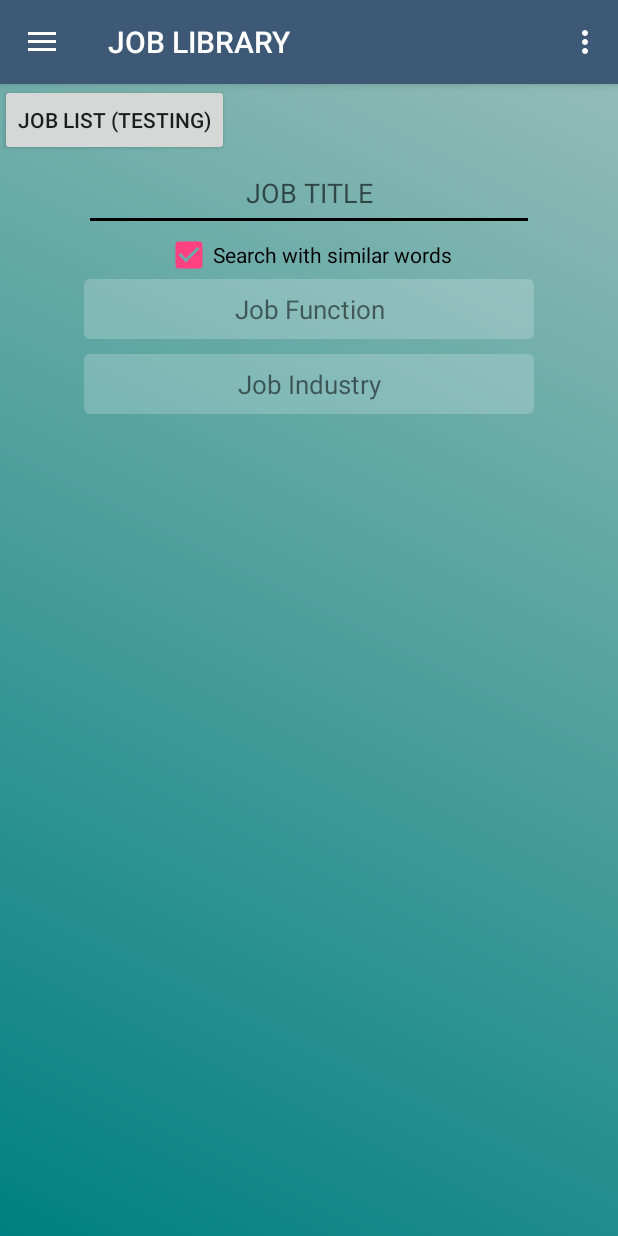
After one commit to on999you/JobLibrary, an Android app: the SearchJobsActivity screen opened directly, with no data from a screen before it, on a phone screen of 412 x 824 dp. The commit adds this screen. Run offline under Robolectric (Android 15) with nearby library versions, the phone set to English and light mode, and no system bars; libraries missing offline, so code that uses them is left out: com.afollestad.materialdialogs.

Commit message:
Add search jobs layout

```diff
--- a/app/src/main/AndroidManifest.xml
+++ b/app/src/main/AndroidManifest.xml
@@ -68,6 +68,7 @@
         <activity
             android:name=".activity.SalaryReportActivity"
             android:label="Salary Report" />
+        <activity android:name=".activity.SearchJobsActivity"></activity>
     </application>
 
 </manifest>
--- a/app/src/main/java/com/example/dennislam/myapplication/activity/MainPageActivity.java
+++ b/app/src/main/java/com/example/dennislam/myapplication/activity/MainPageActivity.java
@@ -23,7 +23,7 @@ public class MainPageActivity extends BaseActivity {
     }
 
     public void passToJobList(View v){
-        Intent intent = new Intent(getBaseContext(), JobListActivity.class);
+        Intent intent = new Intent(getBaseContext(), SearchJobsActivity.class);
         startActivity(intent);
     }
 
--- /dev/null
+++ b/app/src/main/java/com/example/dennislam/myapplication/activity/SearchJobsActivity.java
@@ -0,0 +1,25 @@
+package com.example.dennislam.myapplication.activity;
+
+import android.content.Intent;
+import android.support.v7.app.AppCompatActivity;
+import android.os.Bundle;
+import android.view.LayoutInflater;
+import android.view.View;
+
+import com.example.dennislam.myapplication.R;
+
+public class SearchJobsActivity extends BaseActivity {
+
+    @Override
+    protected void onCreate(Bundle savedInstanceState) {
+        super.onCreate(savedInstanceState);
+        LayoutInflater inflater = (LayoutInflater) this.getSystemService(LAYOUT_INFLATER_SERVICE);
+        View contentView = inflater.inflate(R.layout.activity_search_jobs, null, false);
+        mDrawer.addView(contentView, 0);
+    }
+
+    public void testing(View view){
+        Intent intent = new Intent(getBaseContext(), JobListActivity.class);
+        startActivity(intent);
+    }
+}
--- /dev/null
+++ b/app/src/main/res/layout/activity_search_jobs.xml
@@ -0,0 +1,58 @@
+<?xml version="1.0" encoding="utf-8"?>
+<LinearLayout xmlns:android="http://schemas.android.com/apk/res/android"
+    xmlns:tools="http://schemas.android.com/tools"
+    android:id="@+id/activity_search_jobs"
+    android:layout_width="match_parent"
+    android:layout_height="match_parent"
+    android:orientation="vertical"
+    android:paddingTop="?attr/actionBarSize"
+    android:background="@drawable/testingbg"
+    tools:context="com.example.dennislam.myapplication.activity.SearchJobsActivity">
+
+    <Button
+        android:onClick="testing"
+        android:layout_width="wrap_content"
+        android:layout_height="wrap_content"
+        android:text="job list (testing)"/>
+
+    <EditText
+        android:id="@+id/jobTitleField"
+        android:layout_width="300dp"
+        android:layout_height="50dp"
+        android:hint="JOB TITLE"
+        android:layout_gravity="center"
+        android:gravity="center"
+        android:backgroundTint="#000000" />
+
+    <CheckBox
+        android:id="@+id/similarCheckBox"
+        android:layout_width="wrap_content"
+        android:layout_height="wrap_content"
+        android:text="Search with similar words"
+        android:layout_gravity="center"
+        android:checked="true"/>
+
+    <TextView
+        android:id="@+id/jobFunctionButton"
+        android:onClick="showJobFunction"
+        android:layout_width="300dp"
+        android:layout_height="40dp"
+        android:layout_gravity="center"
+        android:gravity="center"
+        android:text="Job Function"
+        android:textSize="17sp"
+        android:background="@drawable/testing" />
+
+    <TextView
+        android:id="@+id/jobIndustryButton"
+        android:onClick="showJobIndustry"
+        android:layout_marginTop="10dp"
+        android:layout_width="300dp"
+        android:layout_height="40dp"
+        android:layout_gravity="center"
+        android:gravity="center"
+        android:text="Job Industry"
+        android:textSize="17sp"
+        android:background="@drawable/testing"/>
+
+</LinearLayout>
```
